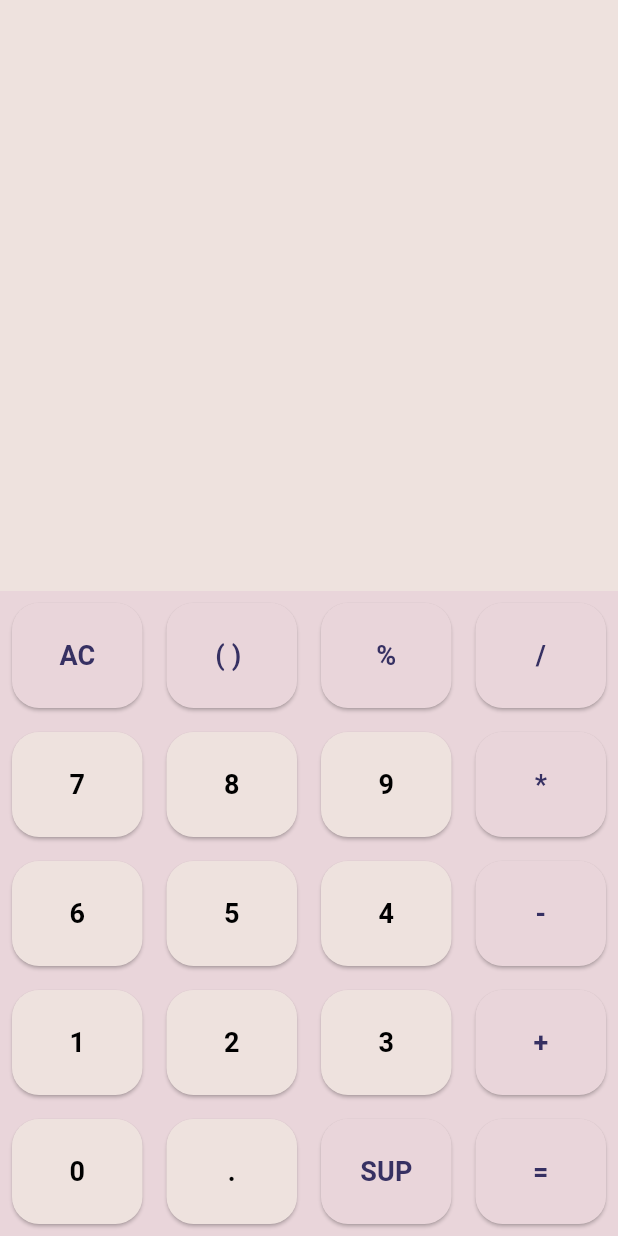
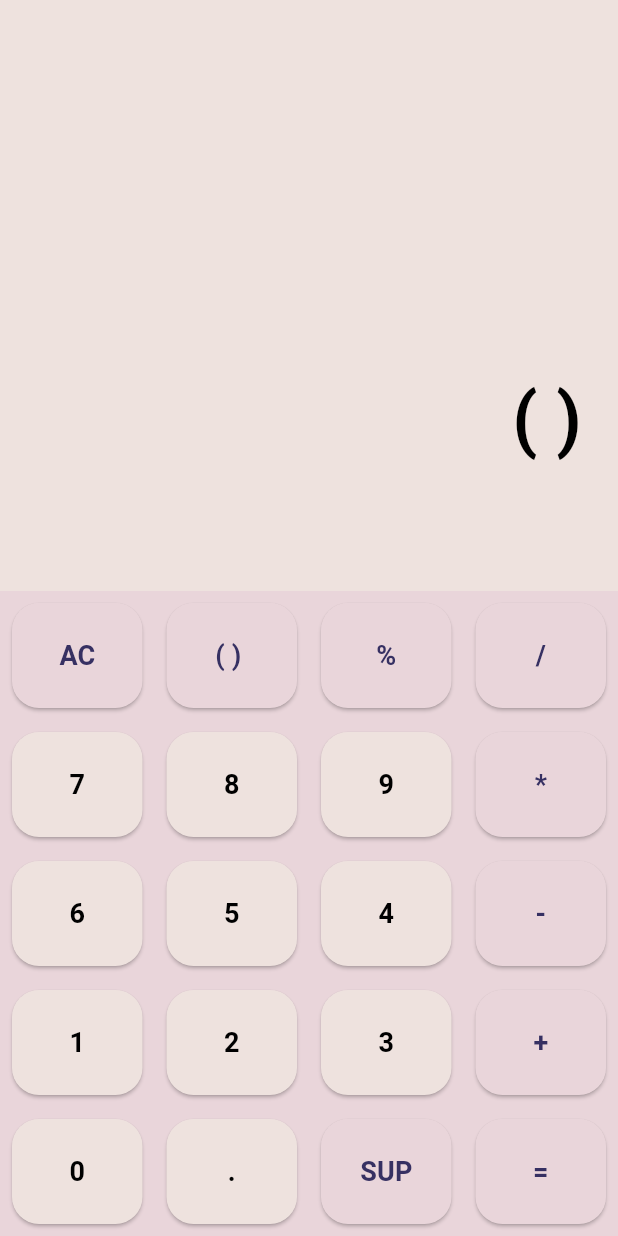
Before and after one commit to BEDI23/calculator, a Flutter app: the screen it shows after launch, after a tap on "( )", on a phone screen of 412 x 824 dp. Run offline on Flutter 3.47's test engine with Material 3 defaults, Android fonts, the phone set to English and light mode, and no system bars; our stand-ins replace math_expressions.

Commit message:
partie logique I

```diff
--- a/lib/models/calcul.dart
+++ /dev/null
@@ -1,19 +0,0 @@
-
-double firstNumt=0.0;
-double secondNum=0.0;
-
-var input ='';
-var output ='';
-var operation ='';
-
-
-onButtonClick(valut){
-  print(valut);
-  if(valut== "AC"){
-    var input ='';
-    var output ='';
-  }else if(valut == "="){
-    var userInput = input;
-    userInput = input.replaceAll("x", "*");
-  }
-}
--- /dev/null
+++ b/lib/providers/calcul_provider.dart
@@ -0,0 +1 @@
+import 'package:flutter/material.dart';
--- a/lib/screens/Home.dart
+++ b/lib/screens/Home.dart
@@ -1,7 +1,7 @@
 import 'package:calculator/contents/color.dart';
-import 'package:calculator/models/calcul.dart';
-import 'package:calculator/widgets/Button.dart';
 import 'package:flutter/material.dart';
+import 'package:math_expressions/math_expressions.dart';
+
 
 class Home extends StatefulWidget {
   Home({super.key});
@@ -11,6 +11,33 @@ class Home extends StatefulWidget {
 }
 
 class _HomeState extends State<Home> {
+
+  double firstNumt=0.0;
+  double secondNum=0.0;
+
+  var input ='';
+  var output ='';
+  var operation ='';
+
+  onButtonClick(valut){
+    print(valut);
+    if(valut== "AC"){
+      var input ='';
+      var output ='';
+    }else if(valut == "="){
+      var userInput = input;
+      userInput = input.replaceAll("x", "*");
+      Parser p = Parser();
+      Expression expression = p.parse(userInput);
+      ContextModel cm = ContextModel();
+      var finalvalue = expression.evaluate(EvaluationType.REAL,cm);
+      output = finalvalue;
+      print(finalvalue);
+    }else {
+    input = input + valut ;
+    }
+    setState(() {});
+  }
 
   @override
   Widget build(BuildContext context) {
@@ -29,7 +56,7 @@ class _HomeState extends State<Home> {
                 children: [
                   Text(input,
                     style: TextStyle(
-                      color: Colors.white,
+                      color: Colors.black,
                       fontWeight: FontWeight.bold,
                       fontSize: 48,
                     ),
@@ -39,7 +66,7 @@ class _HomeState extends State<Home> {
                   ),
                   Text(output,
                     style: TextStyle(
-                      color: Colors.white.withOpacity(0.8),
+                      color: Colors.black.withOpacity(0.8),
                       fontWeight: FontWeight.bold,
                       fontSize: 34,
                     ),
@@ -96,4 +123,30 @@ class _HomeState extends State<Home> {
       ),
     );
   }
+
+
+  Widget Button ({text,textColor = Colors.black,backgroundColor = button,}) {
+    return Expanded(
+      child: Container(
+        margin: EdgeInsets.all(8.0),
+        child: ElevatedButton(
+          style: ElevatedButton.styleFrom(
+            shape: RoundedRectangleBorder(
+              borderRadius: BorderRadius.circular(18),
+            ),
+            primary: backgroundColor,
+            padding: EdgeInsets.all(22.0),
+          ),
+          onPressed: () => onButtonClick(text),
+          child: Text(
+            text,
+            style: TextStyle(
+              color: textColor,
+              fontWeight: FontWeight.bold,
+              fontSize: 18.0,
+            ),
+          ),
+        ),      ),
+    );
+  }
 }
--- a/lib/widgets/Button.dart
+++ b/lib/widgets/Button.dart
@@ -1,42 +1,2 @@
 import 'package:calculator/contents/color.dart';
-import 'package:calculator/models/calcul.dart';
 import 'package:flutter/material.dart';
-
-
-class Button extends StatelessWidget {
-  Button({ super.key,
-    required this.text,
-    this.textColor = Colors.black,
-    this.backgroundColor = button,
-  });
-
-  final String text;
-  final Color textColor;
-  final Color backgroundColor;
-
-  @override
-  Widget build(BuildContext context) {
-    return Expanded(
-      child: Container(
-        margin: EdgeInsets.all(8.0),
-        child: ElevatedButton(
-          style: ElevatedButton.styleFrom(
-            shape: RoundedRectangleBorder(
-              borderRadius: BorderRadius.circular(18),
-            ),
-            primary: backgroundColor,
-            padding: EdgeInsets.all(22.0),
-          ),
-          onPressed: () => onButtonClick(text),
-          child: Text(
-            text,
-            style: TextStyle(
-              color: textColor,
-              fontWeight: FontWeight.bold,
-              fontSize: 18.0,
-            ),
-          ),
-        ),      ),
-    );
-  }
-}
--- a/pubspec.yaml
+++ b/pubspec.yaml
@@ -36,6 +36,8 @@ dependencies:
   # Use with the CupertinoIcons class for iOS style icons.
   cupertino_icons: ^1.0.2
   flutter_launcher_icons: ^0.13.1
+  provider: ^6.1.2
+  math_expressions: ^2.4.0
 
 dev_dependencies:
   flutter_test:
```
Also changed, not shown: lib/models/calcul_model.dart (added), pubspec.lock.
